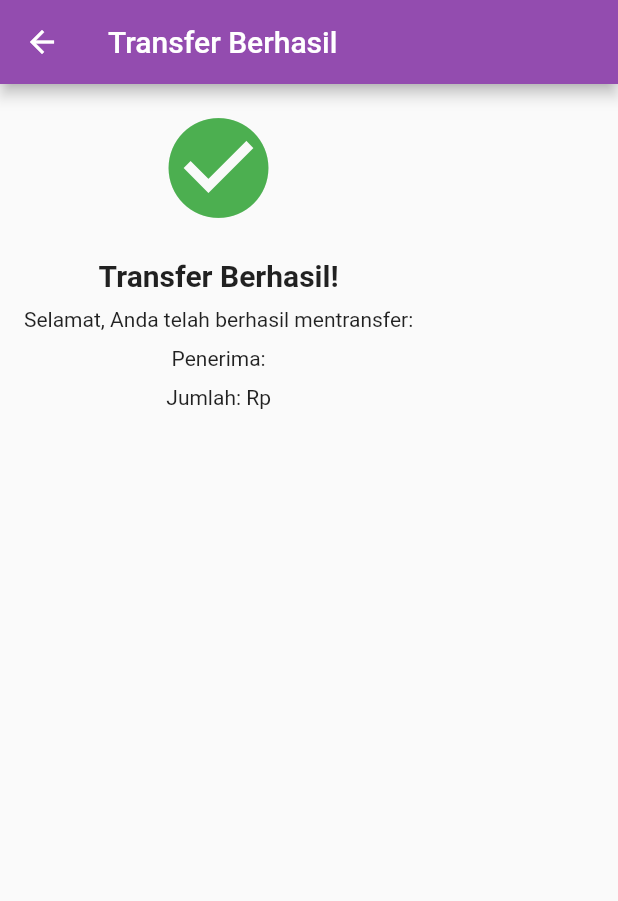
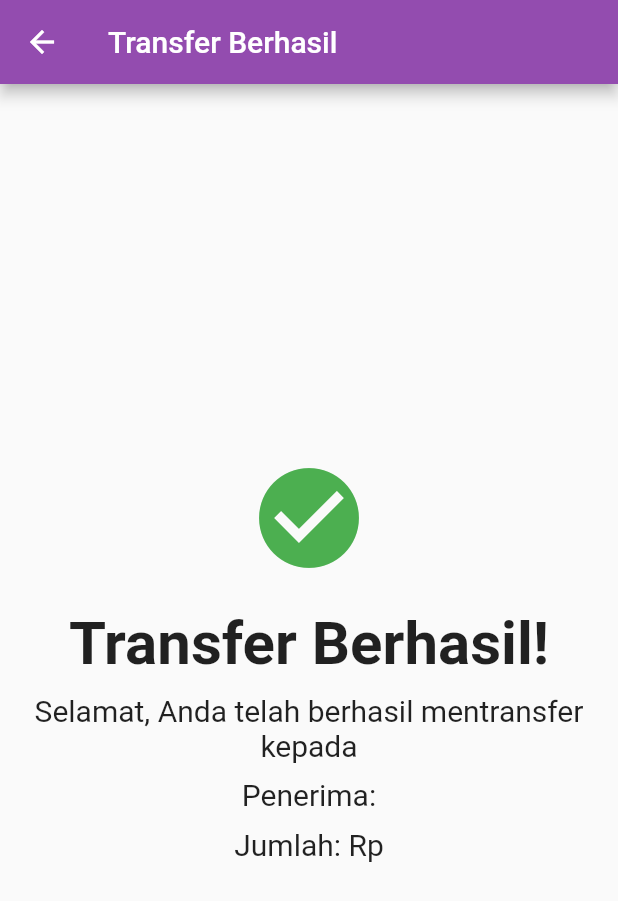
Before and after one commit to George535220173/UAS_E-MONEY, a Flutter app: the TransferSuccessPage screen opened directly with empty values, on a phone screen of 412 x 824 dp. Shown: the top 901 px of the screen. Run offline on Flutter 3.47's test engine with Material 2 defaults, Android fonts, the phone set to English and light mode, and no system bars.

Commit message:
dah gw tengahin

```diff
--- a/lib/Transfer/transfer.dart
+++ b/lib/Transfer/transfer.dart
@@ -118,9 +118,11 @@ class TransferSuccessPage extends StatelessWidget {
         title: Text('Transfer Berhasil'),
         backgroundColor: Color.fromARGB(255, 147, 76, 175),
       ),
-      body: Padding(
+      body: Center(
+        child: Padding(
           padding: const EdgeInsets.all(16.0),
           child: Column(
+            mainAxisAlignment: MainAxisAlignment.center,
             crossAxisAlignment: CrossAxisAlignment.center,
             children: [
               Icon(
@@ -133,29 +135,41 @@ class TransferSuccessPage extends StatelessWidget {
                 'Transfer Berhasil!',
                 style: TextStyle(
                   fontWeight: FontWeight.bold,
+                  fontSize: 40,
+                ),
+                textAlign: TextAlign.center,
+              ),
+              SizedBox(height: 10),
+              Text(
+                'Selamat, Anda telah berhasil mentransfer kepada',
+                textAlign: TextAlign.center,
+                style: TextStyle(
                   fontSize: 20,
                 ),
               ),
               SizedBox(height: 10),
               Text(
-              'Selamat, Anda telah berhasil mentransfer:',
-              textAlign: TextAlign.center,
-            ),
-            SizedBox(height: 10),
-            Text(
                 'Penerima: $recipient',
                 textAlign: TextAlign.center,
+                style: TextStyle(
+                  fontSize: 20,
+                ),
               ),
               SizedBox(height: 10),
               Text(
                 'Jumlah: Rp $amount',
                 textAlign: TextAlign.center,
+                style: TextStyle(
+                  fontSize: 20,
+                ),
               ),
             ],
+          ),
         ),
       ),
     );
   }
 }
+
 TextEditingController recipientController = TextEditingController();
 TextEditingController amountController = TextEditingController();
```
Lines whose indentation alone changed are shown as unchanged.
